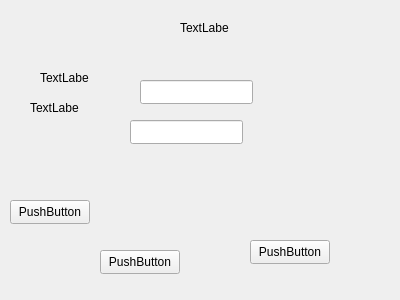
The window that main/loginform.ui (gexadax/QtChatDB) describes before a commit, drawn with Qt 5.
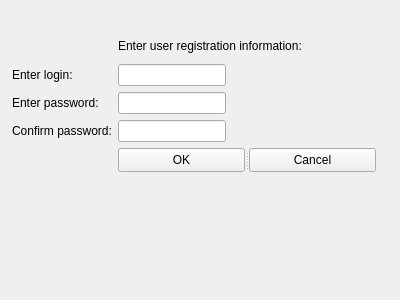
The same window after the commit.

The edit to the form file:
```diff
--- a/main/loginform.ui
+++ b/main/loginform.ui
@@ -13,103 +13,200 @@
   <property name="windowTitle">
    <string>Form</string>
   </property>
-  <widget class="QPushButton" name="pushButton">
+  <widget class="QStackedWidget" name="stackedWidget">
    <property name="geometry">
     <rect>
-     <x>250</x>
-     <y>240</y>
-     <width>80</width>
-     <height>24</height>
+     <x>0</x>
+     <y>10</y>
+     <width>381</width>
+     <height>171</height>
     </rect>
    </property>
-   <property name="text">
-    <string>PushButton</string>
+   <property name="currentIndex">
+    <number>1</number>
    </property>
-  </widget>
-  <widget class="QPushButton" name="pushButton_2">
-   <property name="geometry">
-    <rect>
-     <x>100</x>
-     <y>250</y>
-     <width>80</width>
-     <height>24</height>
-    </rect>
-   </property>
-   <property name="text">
-    <string>PushButton</string>
-   </property>
-  </widget>
-  <widget class="QLabel" name="label">
-   <property name="geometry">
-    <rect>
-     <x>40</x>
-     <y>70</y>
-     <width>49</width>
-     <height>16</height>
-    </rect>
-   </property>
-   <property name="text">
-    <string>TextLabel</string>
-   </property>
-  </widget>
-  <widget class="QLabel" name="label_2">
-   <property name="geometry">
-    <rect>
-     <x>30</x>
-     <y>100</y>
-     <width>49</width>
-     <height>16</height>
-    </rect>
-   </property>
-   <property name="text">
-    <string>TextLabel</string>
-   </property>
-  </widget>
-  <widget class="QLabel" name="label_3">
-   <property name="geometry">
-    <rect>
-     <x>180</x>
-     <y>20</y>
-     <width>49</width>
-     <height>16</height>
-    </rect>
-   </property>
-   <property name="text">
-    <string>TextLabel</string>
-   </property>
-  </widget>
-  <widget class="QPushButton" name="pushButton_3">
-   <property name="geometry">
-    <rect>
-     <x>10</x>
-     <y>200</y>
-     <width>80</width>
-     <height>24</height>
-    </rect>
-   </property>
-   <property name="text">
-    <string>PushButton</string>
-   </property>
-  </widget>
-  <widget class="QLineEdit" name="lineEdit">
-   <property name="geometry">
-    <rect>
-     <x>140</x>
-     <y>80</y>
-     <width>113</width>
-     <height>24</height>
-    </rect>
-   </property>
-  </widget>
-  <widget class="QLineEdit" name="lineEdit_2">
-   <property name="geometry">
-    <rect>
-     <x>130</x>
-     <y>120</y>
-     <width>113</width>
-     <height>24</height>
-    </rect>
-   </property>
+   <widget class="QWidget" name="page">
+    <widget class="QWidget" name="formLayoutWidget">
+     <property name="geometry">
+      <rect>
+       <x>10</x>
+       <y>17</y>
+       <width>371</width>
+       <height>181</height>
+      </rect>
+     </property>
+     <layout class="QFormLayout" name="formLayout">
+      <item row="0" column="1">
+       <widget class="QLabel" name="label_3">
+        <property name="text">
+         <string>Enter your username and password:</string>
+        </property>
+       </widget>
+      </item>
+      <item row="1" column="0">
+       <widget class="QLabel" name="label">
+        <property name="text">
+         <string>Login:</string>
+        </property>
+       </widget>
+      </item>
+      <item row="1" column="1">
+       <widget class="QLineEdit" name="lineEdit"/>
+      </item>
+      <item row="2" column="0">
+       <widget class="QLabel" name="label_2">
+        <property name="text">
+         <string>Password:</string>
+        </property>
+       </widget>
+      </item>
+      <item row="2" column="1">
+       <widget class="QLineEdit" name="lineEdit_2"/>
+      </item>
+      <item row="3" column="1">
+       <widget class="QSplitter" name="splitter">
+        <property name="orientation">
+         <enum>Qt::Horizontal</enum>
+        </property>
+        <widget class="QPushButton" name="pushButton_3">
+         <property name="sizePolicy">
+          <sizepolicy hsizetype="Fixed" vsizetype="Fixed">
+           <horstretch>0</horstretch>
+           <verstretch>0</verstretch>
+          </sizepolicy>
+         </property>
+         <property name="text">
+          <string>OK</string>
+         </property>
+        </widget>
+        <widget class="QPushButton" name="pushButton_2">
+         <property name="sizePolicy">
+          <sizepolicy hsizetype="Fixed" vsizetype="Fixed">
+           <horstretch>0</horstretch>
+           <verstretch>0</verstretch>
+          </sizepolicy>
+         </property>
+         <property name="text">
+          <string>Cancel</string>
+         </property>
+        </widget>
+        <widget class="QPushButton" name="pushButton">
+         <property name="sizePolicy">
+          <sizepolicy hsizetype="Fixed" vsizetype="Fixed">
+           <horstretch>0</horstretch>
+           <verstretch>0</verstretch>
+          </sizepolicy>
+         </property>
+         <property name="text">
+          <string>Register</string>
+         </property>
+        </widget>
+       </widget>
+      </item>
+     </layout>
+    </widget>
+   </widget>
+   <widget class="QWidget" name="page_2">
+    <widget class="QWidget" name="">
+     <property name="geometry">
+      <rect>
+       <x>12</x>
+       <y>24</y>
+       <width>364</width>
+       <height>138</height>
+      </rect>
+     </property>
+     <layout class="QGridLayout" name="gridLayout">
+      <item row="3" column="0">
+       <widget class="QLabel" name="label_7">
+        <property name="text">
+         <string>Confirm password:</string>
+        </property>
+       </widget>
+      </item>
+      <item row="4" column="1">
+       <widget class="QSplitter" name="splitter_2">
+        <property name="orientation">
+         <enum>Qt::Horizontal</enum>
+        </property>
+        <widget class="QPushButton" name="pushButton_5">
+         <property name="sizePolicy">
+          <sizepolicy hsizetype="Fixed" vsizetype="Fixed">
+           <horstretch>0</horstretch>
+           <verstretch>0</verstretch>
+          </sizepolicy>
+         </property>
+         <property name="text">
+          <string>OK</string>
+         </property>
+        </widget>
+        <widget class="QPushButton" name="pushButton_6">
+         <property name="sizePolicy">
+          <sizepolicy hsizetype="Fixed" vsizetype="Fixed">
+           <horstretch>0</horstretch>
+           <verstretch>0</verstretch>
+          </sizepolicy>
+         </property>
+         <property name="text">
+          <string>Cancel</string>
+         </property>
+        </widget>
+       </widget>
+      </item>
+      <item row="1" column="0">
+       <widget class="QLabel" name="label_5">
+        <property name="text">
+         <string>Enter login:</string>
+        </property>
+       </widget>
+      </item>
+      <item row="3" column="1">
+       <widget class="QLineEdit" name="lineEdit_5">
+        <property name="sizePolicy">
+         <sizepolicy hsizetype="Fixed" vsizetype="Fixed">
+          <horstretch>0</horstretch>
+          <verstretch>0</verstretch>
+         </sizepolicy>
+        </property>
+       </widget>
+      </item>
+      <item row="1" column="1">
+       <widget class="QLineEdit" name="lineEdit_3">
+        <property name="sizePolicy">
+         <sizepolicy hsizetype="Fixed" vsizetype="Fixed">
+          <horstretch>0</horstretch>
+          <verstretch>0</verstretch>
+         </sizepolicy>
+        </property>
+       </widget>
+      </item>
+      <item row="2" column="0">
+       <widget class="QLabel" name="label_6">
+        <property name="text">
+         <string>Enter password:</string>
+        </property>
+       </widget>
+      </item>
+      <item row="2" column="1">
+       <widget class="QLineEdit" name="lineEdit_4">
+        <property name="sizePolicy">
+         <sizepolicy hsizetype="Fixed" vsizetype="Fixed">
+          <horstretch>0</horstretch>
+          <verstretch>0</verstretch>
+         </sizepolicy>
+        </property>
+       </widget>
+      </item>
+      <item row="0" column="1">
+       <widget class="QLabel" name="label_4">
+        <property name="text">
+         <string>Enter user registration information:</string>
+        </property>
+       </widget>
+      </item>
+     </layout>
+    </widget>
+   </widget>
   </widget>
  </widget>
  <resources/>
```
